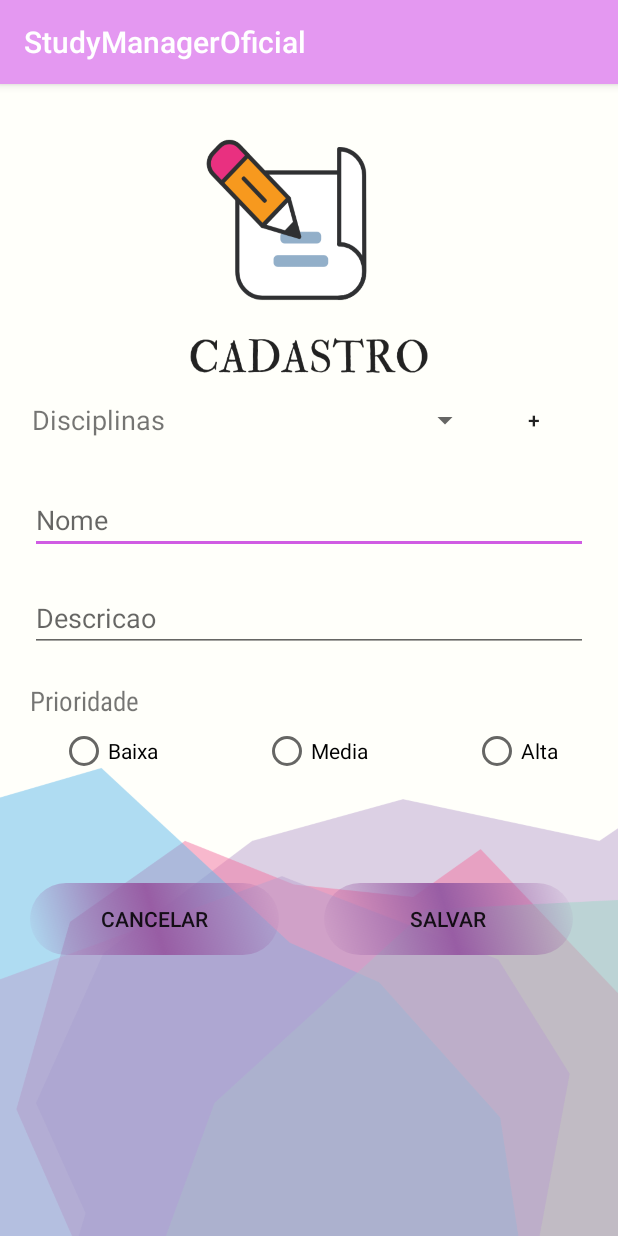
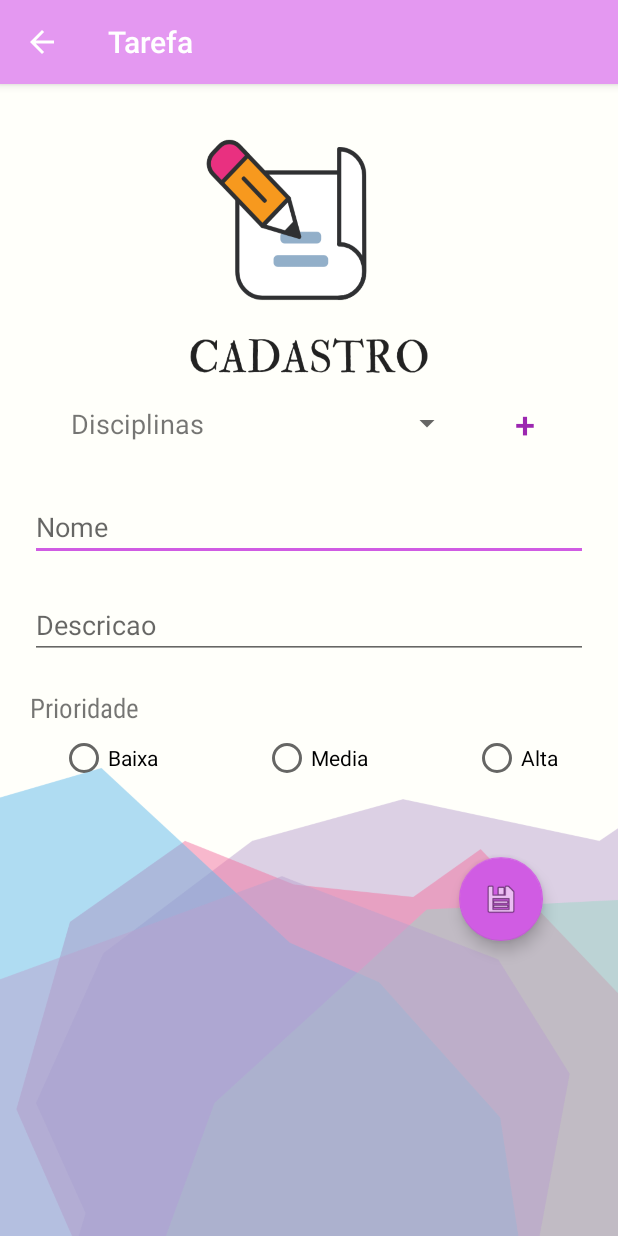
Before and after one commit to lucasantonio12/StudyManagerOficial, an Android app: the CadastroTarefa screen opened directly, with no data from a screen before it, on a phone screen of 412 x 824 dp. Run offline under Robolectric (Android 15) with nearby library versions, the phone set to English and light mode, and no system bars; our stand-ins replace Room's generated code.

Commit message:
- Telas editadas - botões voltar funcionando

```diff
--- a/app/src/main/java/com/example/studymanageroficial/MainActivity.kt
+++ b/app/src/main/java/com/example/studymanageroficial/MainActivity.kt
@@ -15,11 +15,11 @@ class MainActivity : AppCompatActivity() {
     override fun onCreate(savedInstanceState: Bundle?) {
         super.onCreate(savedInstanceState)
         setContentView(R.layout.activity_main)
-
         sharedPreferences = SecurityPreferences(this)
 
+        logado()
 
-        logado()
+        supportActionBar?.setTitle("Study Manager")
 
         val pageAdapter = Tabs(supportFragmentManager)
 
@@ -55,6 +55,7 @@ class MainActivity : AppCompatActivity() {
     fun logado(){
         if(sharedPreferences.getPreferences("LoginUser").equals("")){
             startActivity(Intent(this,LoginView::class.java))
+            finish()
         }
     }
 
--- a/app/src/main/java/com/example/studymanageroficial/viewDisciplina/DisciplinaDetalhada.kt
+++ b/app/src/main/java/com/example/studymanageroficial/viewDisciplina/DisciplinaDetalhada.kt
@@ -2,6 +2,7 @@ package com.example.studymanageroficial.viewDisciplina
 
 import androidx.appcompat.app.AppCompatActivity
 import android.os.Bundle
+import androidx.core.view.isGone
 import androidx.room.Room
 import com.example.studymanageroficial.R
 import com.example.studymanageroficial.conect.Conexao
@@ -17,6 +18,9 @@ class DisciplinaDetalhada : AppCompatActivity() {
         super.onCreate(savedInstanceState)
         setContentView(R.layout.activity_disciplina_detalhada)
 
+        supportActionBar?.setTitle("Disciplina")
+        supportActionBar?.setDisplayShowHomeEnabled(true)
+
         var param = intent.extras
         var id = param?.getInt("id")
         var listDisciplinas = conexao.DisciplinaDAO().listAll()
@@ -24,5 +28,7 @@ class DisciplinaDetalhada : AppCompatActivity() {
 
         nomeText.setText(disciplina.nome)
 
+
+
     }
 }
--- a/app/src/main/java/com/example/studymanageroficial/viewTarefa/CadastroTarefa.kt
+++ b/app/src/main/java/com/example/studymanageroficial/viewTarefa/CadastroTarefa.kt
@@ -1,5 +1,6 @@
 package com.example.studymanageroficial.viewTarefa
 
+import android.content.Intent
 import androidx.appcompat.app.AppCompatActivity
 import android.os.Bundle
 import android.util.Log
@@ -13,6 +14,7 @@ import com.example.studymanageroficial.conect.Conexao
 import com.example.studymanageroficial.modelo.Disciplina
 import com.example.studymanageroficial.modelo.Tarefa
 import com.example.studymanageroficial.shared.SecurityPreferences
+import com.example.studymanageroficial.viewDisciplina.CadastroDisciplina
 import kotlinx.android.synthetic.main.activity_cadastro_disciplina.*
 import kotlinx.android.synthetic.main.activity_cadastro_tarefa.*
 
@@ -30,6 +32,9 @@ class CadastroTarefa : AppCompatActivity() {
     override fun onCreate(savedInstanceState: Bundle?) {
         super.onCreate(savedInstanceState)
         setContentView(R.layout.activity_cadastro_tarefa)
+
+        supportActionBar?.setTitle("Tarefa")
+        supportActionBar?.setDisplayShowHomeEnabled(true)
 
         sharedPreferences = SecurityPreferences(this)
         var user = sharedPreferences.getPreferences("LoginUser")
@@ -58,18 +63,19 @@ class CadastroTarefa : AppCompatActivity() {
         }
 
         if(camposVaziosTarefa()){
-            cadastraTarefa.setOnClickListener {
+            floatSaveTarefa.setOnClickListener {
                 var tarefa = Tarefa(tarefaTXT.text.toString() , descricaoTXT.text.toString() ,prioridade, disciplinaSelecionada,user)
                 conexao.TarefaDAO().inserir(tarefa)
                 conexao.TarefaDAO().listTarefasUser(user).forEach { Log.i("ListaTarefasA",it.toString()) }
                 limparCampo()
-
+                Toast.makeText(this,"Tarefa Cadastrada", Toast.LENGTH_LONG).show()
+                finish()
             }
         }else
             Toast.makeText(this,"Existe campos vazios", Toast.LENGTH_LONG).show()
 
-        cancelarTarefa.setOnClickListener {
-            finish()
+        addDisciplinas.setOnClickListener {
+            startActivity(Intent(this,CadastroDisciplina::class.java))
         }
     }
 
--- a/app/src/main/java/com/example/studymanageroficial/viewTarefa/TarefaDetalhada.kt
+++ b/app/src/main/java/com/example/studymanageroficial/viewTarefa/TarefaDetalhada.kt
@@ -9,5 +9,8 @@ class TarefaDetalhada : AppCompatActivity() {
     override fun onCreate(savedInstanceState: Bundle?) {
         super.onCreate(savedInstanceState)
         setContentView(R.layout.activity_tarefa_detalhada)
+
+        supportActionBar?.setTitle("Tarefa")
+        supportActionBar?.setDisplayShowHomeEnabled(true)
     }
 }
--- a/app/src/main/java/com/example/studymanageroficial/viewlogin/CadastroLogin.kt
+++ b/app/src/main/java/com/example/studymanageroficial/viewlogin/CadastroLogin.kt
@@ -33,6 +33,7 @@ class CadastroLogin : AppCompatActivity() {
                 limparcampos()
                 Toast.makeText(this,"Cadastro feito com sucesso",Toast.LENGTH_LONG).show()
                 startActivity(Intent(this,LoginView::class.java))
+                finish()
             }else
                 Toast.makeText(this,"Existe campos vazios",Toast.LENGTH_LONG).show()
         }
--- a/app/src/main/res/layout/activity_cadastro_tarefa.xml
+++ b/app/src/main/res/layout/activity_cadastro_tarefa.xml
@@ -26,7 +26,7 @@
 
                 <TextView
                     android:id="@+id/textView"
-                    android:layout_width="76dp"
+                    android:layout_width="136dp"
                     android:layout_height="match_parent"
                     android:layout_gravity="center"
                     android:layout_marginLeft="20dp"
@@ -38,18 +38,20 @@
 
                 <Spinner
                     android:id="@+id/disciplinasSipnner"
-                    android:layout_width="209dp"
+                    android:layout_width="145dp"
                     android:layout_height="match_parent"
                     android:spinnerMode="dropdown" />
 
                 <Button
                     android:id="@+id/addDisciplinas"
                     style="@style/Widget.AppCompat.Button.Borderless"
-                    android:layout_width="55dp"
+                    android:layout_width="76dp"
                     android:layout_height="match_parent"
                     android:layout_marginRight="20dp"
                     android:layout_weight="1"
-                    android:text="+" />
+                    android:text="+"
+                    android:textColor="#9C27B0"
+                    android:textSize="24sp" />
 
             </LinearLayout>
 
@@ -119,39 +121,16 @@
                     android:text="Alta" />
             </RadioGroup>
 
-            <LinearLayout
-                android:layout_width="match_parent"
-                android:layout_height="212dp"
-                android:layout_marginTop="30dp"
-                android:orientation="horizontal">
-
-                <Button
-                    android:id="@+id/cancelarTarefa"
-                    android:layout_width="wrap_content"
-                    android:layout_height="wrap_content"
-                    android:layout_gravity="center"
-                    android:layout_marginLeft="20dp"
-                    android:layout_marginBottom="40dp"
-                    android:background="@drawable/buttonshape"
-                    android:text="Cancelar"
-                    android:textColorHighlight="#9486AD"
-                    android:textColorLink="#3F51B5" />
-
-                <Button
-                    android:id="@+id/cadastraTarefa"
-                    android:layout_width="wrap_content"
-                    android:layout_height="wrap_content"
-                    android:layout_gravity="center"
-                    android:layout_marginLeft="30dp"
-                    android:layout_marginBottom="40dp"
-                    android:background="@drawable/buttonshape"
-                    android:text="Salvar"
-
-                    android:textColorHighlight="#9486AD"
-                    android:textColorLink="#3F51B5" />
-
-
-            </LinearLayout>
+            <com.google.android.material.floatingactionbutton.FloatingActionButton
+                android:id="@+id/floatSaveTarefa"
+                android:layout_width="wrap_content"
+                android:layout_height="82dp"
+                android:layout_gravity="right"
+                android:layout_marginTop="50dp"
+                android:layout_marginRight="50dp"
+                android:layout_marginBottom="16dp"
+                android:clickable="true"
+                android:src="@android:drawable/ic_menu_save" />
 
         </LinearLayout>
     </androidx.core.widget.NestedScrollView>
```
Also changed, not shown: app/src/main/AndroidManifest.xml (+10 -6 lines), app/src/main/java/com/example/studymanageroficial/viewDisciplina/CadastroDisciplina.kt (+5 -6 lines), app/src/main/java/com/example/studymanageroficial/viewlogin/LoginView.kt (+13 -1 lines), app/src/main/res/layout/activity_cadastro_disciplina.xml (+9 -30 lines), app/src/main/res/menu/main_menu.xml (added, +9 -0 lines).
